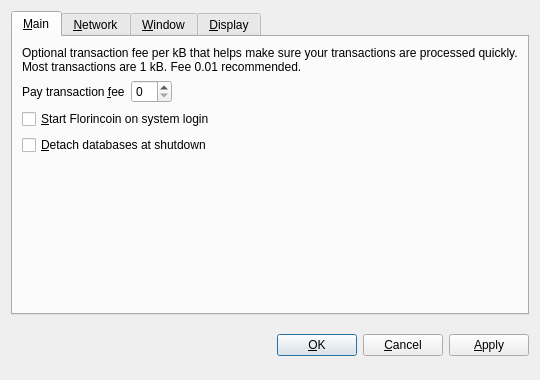
Above: src/qt/forms/optionsdialog.ui from NobleCoinNOBL/noblecoin before the change. Below: the same form after it.
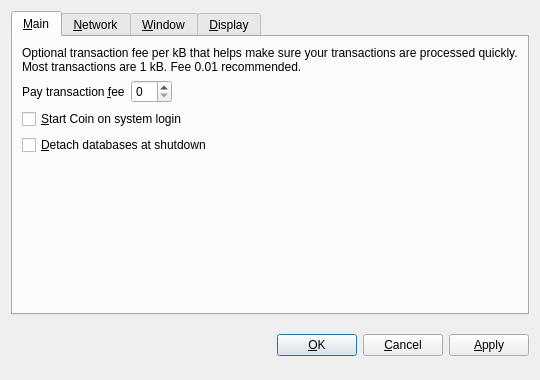
That is the form after the change. The open tabs and pages were chosen to show the change. Custom widgets are drawn as their Qt base class.

```diff
--- a/src/qt/forms/optionsdialog.ui
+++ b/src/qt/forms/optionsdialog.ui
@@ -82,7 +82,7 @@
           <string>Automatically start Florincoin after logging in to the system.</string>
          </property>
          <property name="text">
-          <string>&amp;Start Florincoin on system login</string>
+          <string>&amp;Start Coin on system login</string>
          </property>
         </widget>
        </item>
```
Left out of the diff: 10 changed lines with no effect on the pictures.
